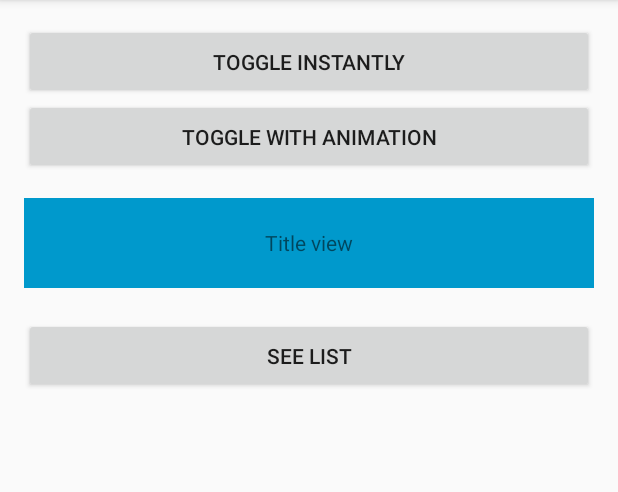
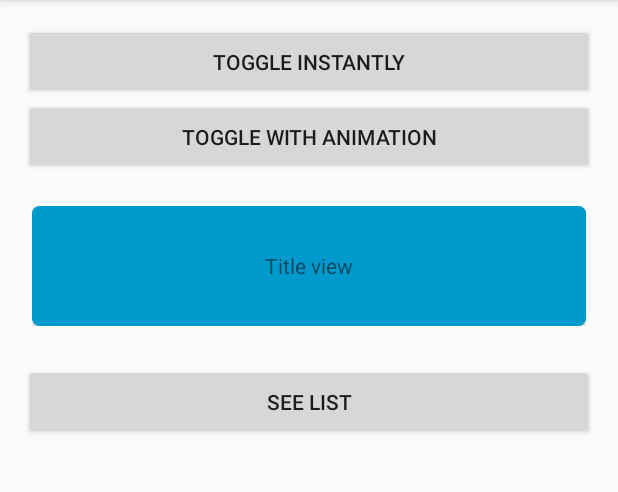
Before and after one commit to ArchitectAK/FoldingAnimationKotlin-Android, an Android app: the screen it shows after launch (MainActivity), on a phone screen of 412 x 824 dp, the part 84-576 px from its top. Run offline under Robolectric (Android 15) with nearby library versions, the phone set to English and light mode, and no system bars.

Commit message:
Added recyclerview example

```diff
--- a/app/build.gradle
+++ b/app/build.gradle
@@ -28,6 +28,7 @@ dependencies {
     implementation 'com.android.support:appcompat-v7:27.1.1'
     implementation 'com.android.support.constraint:constraint-layout:1.1.0'
     implementation 'com.android.support:recyclerview-v7:27.1.1'
+    implementation 'com.android.support:cardview-v7:27.1.1'
     testImplementation 'junit:junit:4.12'
     androidTestImplementation 'com.android.support.test:runner:1.0.2'
     androidTestImplementation 'com.android.support.test.espresso:espresso-core:3.0.2'
--- a/app/src/main/java/com/freeankit/foldinganimation/MainActivity.kt
+++ b/app/src/main/java/com/freeankit/foldinganimation/MainActivity.kt
@@ -4,6 +4,7 @@ import android.content.Intent
 import android.os.Bundle
 import android.support.v7.app.AppCompatActivity
 import kotlinx.android.synthetic.main.activity_main.*
+import kotlinx.android.synthetic.main.recyclerview_item.*
 
 
 class MainActivity : AppCompatActivity() {
@@ -12,7 +13,6 @@ class MainActivity : AppCompatActivity() {
         super.onCreate(savedInstanceState)
         setContentView(R.layout.activity_main)
         // get our folding cell
-
 
         // attach click listener to fold btn
         toggle_btn.setOnClickListener({
--- a/app/src/main/res/layout/activity_main.xml
+++ b/app/src/main/res/layout/activity_main.xml
@@ -37,41 +37,7 @@
 
         </LinearLayout>
 
-        <com.cogitator.foldingit.FoldingKit
-            android:id="@+id/folding_cell"
-            android:layout_width="match_parent"
-            android:layout_height="wrap_content">
-
-            <FrameLayout
-                android:id="@+id/cell_content_view"
-                android:layout_width="match_parent"
-                android:layout_height="wrap_content"
-                android:visibility="gone">
-
-                <TextView
-                    android:layout_width="match_parent"
-                    android:layout_height="390dp"
-                    android:background="@android:color/holo_green_dark"
-                    android:gravity="center"
-                    android:text="Content view" />
-
-            </FrameLayout>
-
-            <FrameLayout
-                android:id="@+id/cell_title_view"
-                android:layout_width="match_parent"
-                android:layout_height="wrap_content">
-
-                <TextView
-                    android:layout_width="match_parent"
-                    android:layout_height="60dp"
-                    android:background="@android:color/holo_blue_dark"
-                    android:gravity="center"
-                    android:text="Title view" />
-
-            </FrameLayout>
-
-        </com.cogitator.foldingit.FoldingKit>
+        <include layout="@layout/recyclerview_item" />
 
         <Button
             android:id="@+id/see_list"
--- a/app/src/main/res/layout/recyclerview_item.xml
+++ b/app/src/main/res/layout/recyclerview_item.xml
@@ -1,67 +1,83 @@
 <?xml version="1.0" encoding="utf-8"?>
 <android.support.constraint.ConstraintLayout xmlns:android="http://schemas.android.com/apk/res/android"
+    xmlns:app="http://schemas.android.com/apk/res-auto"
     android:layout_width="match_parent"
-    android:layout_height="wrap_content">
+    android:layout_height="wrap_content"
+    android:padding="5dp">
 
     <com.cogitator.foldingit.FoldingKit
         android:id="@+id/folding_cell"
         android:layout_width="match_parent"
         android:layout_height="wrap_content">
 
-        <LinearLayout
+        <android.support.v7.widget.CardView
             android:id="@+id/cell_content_view"
             android:layout_width="match_parent"
             android:layout_height="wrap_content"
-            android:layout_margin="5dp"
-            android:orientation="vertical"
-            android:visibility="gone">
+            android:elevation="5dp"
+            android:visibility="gone"
+            app:cardCornerRadius="5dp">
+
+            <LinearLayout
+                android:layout_width="match_parent"
+                android:layout_height="wrap_content"
+                android:orientation="vertical">
+
+                <TextView
+                    android:layout_width="match_parent"
+                    android:layout_height="80dp"
+                    android:background="@android:color/holo_blue_dark"
+                    android:gravity="center"
+                    android:text="Title view" />
 
                 <TextView
                     android:layout_width="match_parent"
                     android:layout_height="60dp"
-                android:background="@android:color/holo_blue_dark"
+                    android:background="@color/colorAccent"
                     android:gravity="center"
                     android:text="Content view" />
 
                 <TextView
                     android:layout_width="match_parent"
                     android:layout_height="60dp"
-                android:background="@android:color/holo_green_dark"
+                    android:background="@color/colorAccent"
                     android:gravity="center"
                     android:text="Content view" />
 
                 <TextView
                     android:layout_width="match_parent"
                     android:layout_height="60dp"
-                android:background="@android:color/holo_green_dark"
+                    android:background="@color/colorAccent"
                     android:gravity="center"
                     android:text="Content view" />
 
                 <TextView
                     android:layout_width="match_parent"
                     android:layout_height="60dp"
-                android:background="@android:color/holo_green_dark"
+                    android:background="@color/colorAccent"
                     android:gravity="center"
                     android:text="Content view" />
 
             </LinearLayout>
+        </android.support.v7.widget.CardView>
 
-        <LinearLayout
+        <android.support.v7.widget.CardView
             android:id="@+id/cell_title_view"
             android:layout_width="match_parent"
             android:layout_height="wrap_content"
-            android:layout_margin="5dp"
-            android:orientation="vertical">
+            android:elevation="5dp"
+            android:orientation="vertical"
+            app:cardCornerRadius="5dp">
 
             <TextView
                 android:layout_width="match_parent"
-                android:layout_height="60dp"
+                android:layout_height="80dp"
                 android:background="@android:color/holo_blue_dark"
                 android:gravity="center"
                 android:text="Title view" />
 
 
-        </LinearLayout>
+        </android.support.v7.widget.CardView>
 
     </com.cogitator.foldingit.FoldingKit>
 
```
Also changed, not shown: 1 other file. Lines whose indentation alone changed are shown as unchanged.
